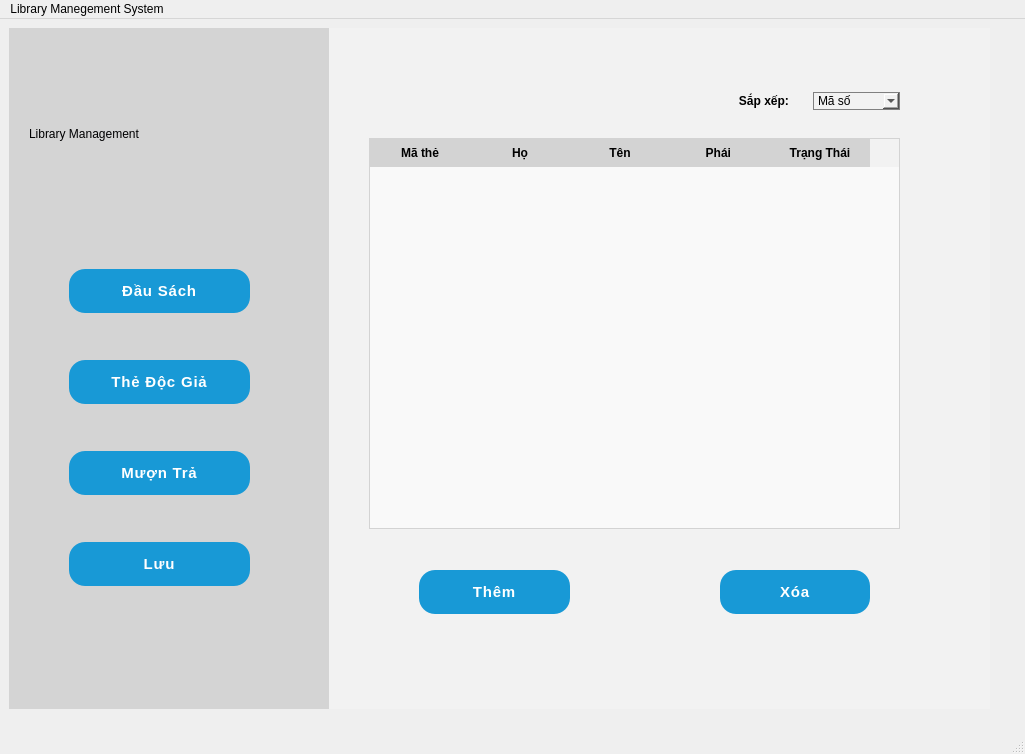
Old version of the form librarymanage/librarymanagementsystem.ui in the repository DTTaze/Qt-Library-Management.
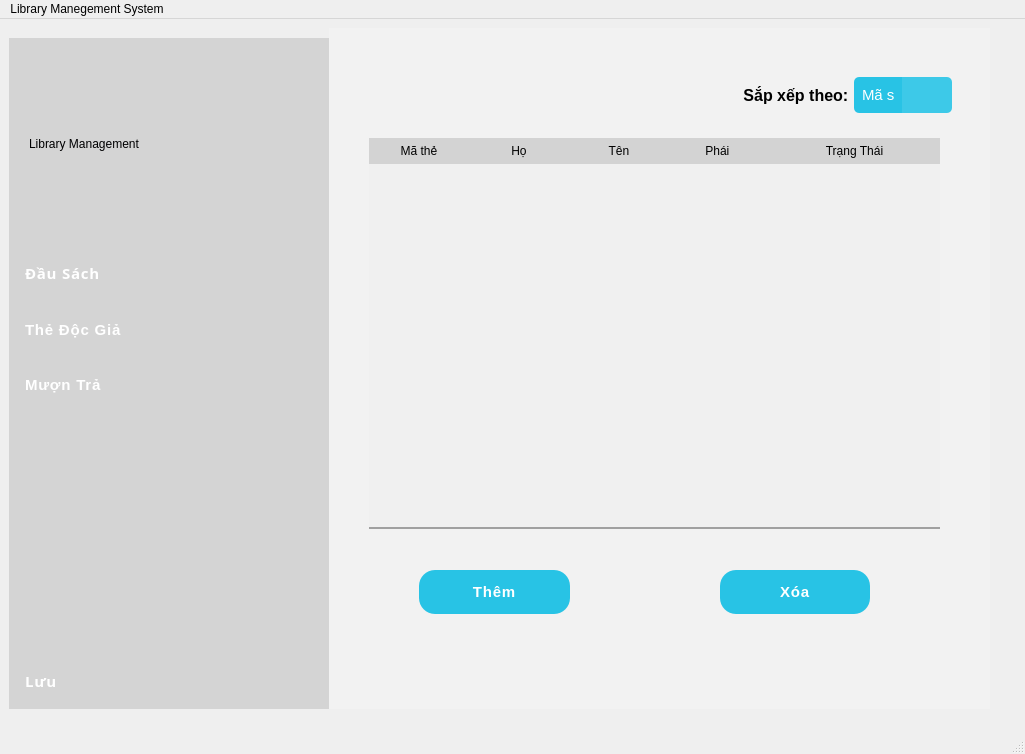
New version of the form. The open tabs and pages were chosen to show the change. Icons and pictures are not drawn.

Patch:
```diff
--- a/librarymanage/librarymanagementsystem.ui
+++ b/librarymanage/librarymanagementsystem.ui
@@ -38,9 +38,9 @@
          <property name="geometry">
           <rect>
            <x>0</x>
-           <y>0</y>
+           <y>10</y>
            <width>325</width>
-           <height>681</height>
+           <height>671</height>
           </rect>
          </property>
          <property name="styleSheet">
@@ -66,31 +66,97 @@
            <string>Library Management</string>
           </property>
          </widget>
-         <widget class="QWidget" name="layoutWidget">
+         <widget class="QPushButton" name="luuFile_pushButton">
           <property name="geometry">
            <rect>
-            <x>60</x>
+            <x>0</x>
+            <y>620</y>
+            <width>321</width>
+            <height>46</height>
+           </rect>
+          </property>
+          <property name="font">
+           <font>
+            <family>Roboto Mono</family>
+            <pointsize>-1</pointsize>
+            <bold>true</bold>
+            <kerning>true</kerning>
+           </font>
+          </property>
+          <property name="styleSheet">
+           <string notr="true">QPushButton {
+    border: none;
+    padding: 13px 16px;
+    font-family: &quot;Roboto Mono&quot;, sans-serif;
+    font-size: 15px;
+    font-weight: bold;
+    letter-spacing: 0.8px;
+    color: #FFFFFF;
+    text-align: left;
+    width: 100%;
+}
+
+QPushButton:hover {
+    background-color: #C4C4C4;
+}
+
+QPushButton:pressed {
+    background-color: #C4C4C4;
+    border-width: 4px 0 0;
+}
+
+QPushButton:disabled {
+    background-color: #D6D6D6;
+    color: #7F7F7F;
+}
+
+QPushButton:focus {
+    outline: none;
+}</string>
+          </property>
+          <property name="text">
+           <string>Lưu</string>
+          </property>
+          <property name="icon">
+           <iconset>
+            <normaloff>download-solid.svg</normaloff>download-solid.svg</iconset>
+          </property>
+         </widget>
+         <widget class="QWidget" name="">
+          <property name="geometry">
+           <rect>
+            <x>0</x>
             <y>200</y>
-            <width>181</width>
-            <height>401</height>
+            <width>321</width>
+            <height>181</height>
            </rect>
           </property>
           <layout class="QVBoxLayout" name="verticalLayout">
+           <property name="spacing">
+            <number>0</number>
+           </property>
+           <property name="bottomMargin">
+            <number>0</number>
+           </property>
            <item>
             <widget class="QPushButton" name="dauSach_pushButton">
+             <property name="font">
+              <font>
+               <family>Roboto Mono</family>
+               <pointsize>-1</pointsize>
+               <bold>true</bold>
+              </font>
+             </property>
              <property name="styleSheet">
               <string notr="true">QPushButton {
-    background-color: #1899D6;
     border: none;
-    border-radius: 16px;
     padding: 13px 16px;
-    font-family: &quot;Arial&quot;, sans-serif;
+    font-family: &quot;Roboto Mono&quot;, sans-serif;
     font-size: 15px;
     font-weight: bold;
     letter-spacing: 0.8px;
     color: #FFFFFF;
-    text-align: center;
-    text-transform: uppercase;
+    text-align: left;
     width: 100%;
 }
 
@@ -125,17 +191,14 @@
             <widget class="QPushButton" name="thedocgia_pushButton">
              <property name="styleSheet">
               <string notr="true">QPushButton {
-    background-color: #1899D6;
     border: none;
-    border-radius: 16px;
     padding: 13px 16px;
-    font-family: &quot;Arial&quot;, sans-serif;
+    font-family: &quot;Roboto Mono&quot;, sans-serif;
     font-size: 15px;
     font-weight: bold;
     letter-spacing: 0.8px;
     color: #FFFFFF;
-    text-align: center;
-    text-transform: uppercase;
+    text-align: left;
     width: 100%;
 }
 
@@ -170,17 +233,14 @@
             <widget class="QPushButton" name="muontra_pushButton">
              <property name="styleSheet">
               <string notr="true">QPushButton {
-    background-color: #1899D6;
     border: none;
-    border-radius: 16px;
     padding: 13px 16px;
-    font-family: &quot;Arial&quot;, sans-serif;
+    font-family: &quot;Roboto Mono&quot;, sans-serif;
     font-size: 15px;
     font-weight: bold;
     letter-spacing: 0.8px;
     color: #FFFFFF;
-    text-align: center;
-    text-transform: uppercase;
+    text-align: left;
     width: 100%;
 }
 
@@ -211,51 +271,6 @@
              </property>
             </widget>
            </item>
-           <item>
-            <widget class="QPushButton" name="luuFile_pushButton">
-             <property name="styleSheet">
-              <string notr="true">QPushButton {
-    background-color: #1899D6;
-    border: none;
-    border-radius: 16px;
-    padding: 13px 16px;
-    font-family: &quot;Arial&quot;, sans-serif;
-    font-size: 15px;
-    font-weight: bold;
-    letter-spacing: 0.8px;
-    color: #FFFFFF;
-    text-align: center;
-    text-transform: uppercase;
-    width: 100%;
-}
-
-QPushButton:hover {
-    background-color: #1CB0F6;
-}
-
-QPushButton:pressed {
-    background-color: #1899D6;
-    border-width: 4px 0 0;
-}
-
-QPushButton:disabled {
-    background-color: #D6D6D6;
-    color: #7F7F7F;
-}
-
-QPushButton:focus {
-    outline: none;
-}</string>
-             </property>
-             <property name="text">
-              <string>Lưu</string>
-             </property>
-             <property name="icon">
-              <iconset>
-               <normaloff>download-solid.svg</normaloff>download-solid.svg</iconset>
-             </property>
-            </widget>
-           </item>
           </layout>
          </widget>
         </widget>
@@ -530,7 +545,7 @@
              <rect>
               <x>40</x>
               <y>100</y>
-              <width>531</width>
+              <width>571</width>
               <height>391</height>
              </rect>
             </property>
@@ -542,39 +557,51 @@
             </property>
             <property name="styleSheet">
              <string notr="true">QTableWidget {
-        gridline-color: #d3d3d3;
-        background-color: #f9f9f9;  /* Light background for table */
-        alternate-background-color: #eaeaea;  /* Alternating row color */
-        border: 1px solid #d3d3d3;  /* Border around the table */
-    }
+    border-bottom: 2px solid #A0A0A0;
+    background-color: #F0F0F0;
+ border-right: none;
+}
 
-    /* Header style */
-    QHeaderView::section {
-        background-color: #d3d3d3;  /* Gray background for header */
-        color: black;               /* Black text color */
-        font-weight: bold;          /* Bold text */
-        padding: 4px;               /* Padding inside header cells */
-        border: 1px solid #d3d3d3;  /* Header cell borders */
-    }
+QHeaderView::section {
+    background-color: #D3D3D3;
+    color: black;
+    padding: 4px;
+    border: none;
+}
 
-    /* Cell styles */
-    QTableWidget::item {
-        padding: 4px;               /* Padding inside cells */
-        border: none;               /* No cell borders */
-		color:black;
-    }
+QTableWidget::item {
+	border-bottom: 1px solid #A0A0A0;
+	border-right: none;
+    padding: 6px;
+    color: black;
+}
 
-    /* Selected cell style */
-    QTableWidget::item:selected {
-        background-color: #cce5ff;  /* Light blue background for selected cell */
-        color: black;               /* Black text color for selected cell */
-    }
-
+QTableWidget::item:selected {
+	border-bottom: 1px solid #A0A0A0;
+ border-right: none;
+    background-color: #C0C0C0;
+    color: black;
+}
 </string>
             </property>
             <property name="frameShape">
              <enum>QFrame::Shape::NoFrame</enum>
             </property>
+            <property name="verticalScrollBarPolicy">
+             <enum>Qt::ScrollBarPolicy::ScrollBarAlwaysOff</enum>
+            </property>
+            <property name="horizontalScrollBarPolicy">
+             <enum>Qt::ScrollBarPolicy::ScrollBarAlwaysOff</enum>
+            </property>
+            <property name="wordWrap">
+             <bool>false</bool>
+            </property>
+            <attribute name="horizontalHeaderCascadingSectionResizes">
+             <bool>false</bool>
+            </attribute>
+            <attribute name="horizontalHeaderStretchLastSection">
+             <bool>true</bool>
+            </attribute>
             <column>
              <property name="text">
               <string>Mã thẻ</string>
@@ -604,10 +631,10 @@
            <widget class="QWidget" name="layoutWidget">
             <property name="geometry">
              <rect>
-              <x>390</x>
-              <y>50</y>
-              <width>181</width>
-              <height>26</height>
+              <x>410</x>
+              <y>30</y>
+              <width>213</width>
+              <height>55</height>
              </rect>
             </property>
             <layout class="QHBoxLayout" name="horizontalLayout_2">
@@ -615,6 +642,7 @@
               <widget class="QLabel" name="label">
                <property name="font">
                 <font>
+                 <pointsize>12</pointsize>
                  <bold>true</bold>
                  <strikeout>false</strikeout>
                 </font>
@@ -626,15 +654,48 @@
                 <string notr="true">text-align: right;</string>
                </property>
                <property name="text">
-                <string>      Sắp xếp:</string>
+                <string> Sắp xếp theo:</string>
                </property>
               </widget>
              </item>
              <item>
               <widget class="QComboBox" name="sapXepDocGia_ComboBox">
                <property name="styleSheet">
-                <string notr="true">border: 1px solid gray;
-color: black;
+                <string notr="true">QComboBox {
+    background-color: #28C3E5;
+    color: white;
+    padding: 8px;
+    width: 30px;
+    border: none;
+    font-size: 15px;
+    border-radius: 5px;
+}
+
+// Adjust the dropdown icon
+QComboBox::down-arrow {
+    width: 20px;
+    height: 20px;
+}
+
+QComboBox::drop-down {
+    border: none;
+    background-color: rgba(255, 255, 255, 0.1);
+    width: 50px;
+}
+
+// Hover effect
+QComboBox:hover::drop-down {
+    background-color: rgba(255, 255, 255, 0.2);
+}
+
+// Style for the dropdown menu items
+QComboBox QAbstractItemView {
+    background-color: #0563af;
+    color: white;
+    padding: 5px;
+    selection-background-color: #1899D6;
+}
+
 </string>
                </property>
                <item>
@@ -668,7 +729,7 @@
               <widget class="QPushButton" name="themDocGia_pushButton">
                <property name="styleSheet">
                 <string notr="true">QPushButton {
-    background-color: #1899D6;
+    background-color: #28C3E5;
     border: none;
     border-radius: 16px;
     padding: 13px 16px;
@@ -713,7 +774,7 @@
               <widget class="QPushButton" name="xoaDocGia_pushButton">
                <property name="styleSheet">
                 <string notr="true">QPushButton {
-    background-color: #1899D6;
+    background-color: #28C3E5;
     border: none;
     border-radius: 16px;
     padding: 13px 16px;
```
Left out of the diff: 26 changed lines with no effect on the pictures.
